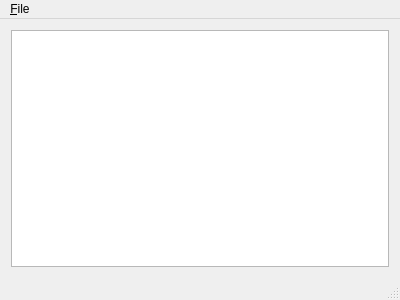
This is mainwindow.ui in TapGhoul/ILDARenderer as Qt 5 draws it before an edit. The edited form follows.
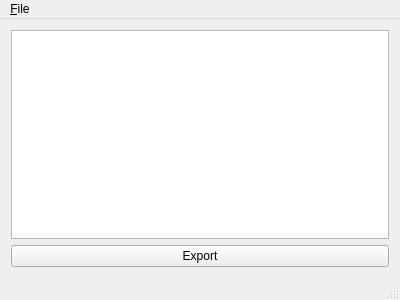
This is the edited form.

The edit to the form file:
```diff
--- a/mainwindow.ui
+++ b/mainwindow.ui
@@ -14,7 +14,7 @@
    <string>MainWindow</string>
   </property>
   <widget class="QWidget" name="centralWidget">
-   <layout class="QHBoxLayout" name="horizontalLayout">
+   <layout class="QVBoxLayout" name="verticalLayout">
     <item>
      <widget class="QGraphicsView" name="graphicsView">
       <property name="interactive">
@@ -25,6 +25,13 @@
       </property>
      </widget>
     </item>
+    <item>
+     <widget class="QPushButton" name="pushButton">
+      <property name="text">
+       <string>Export</string>
+      </property>
+     </widget>
+    </item>
    </layout>
   </widget>
   <widget class="QStatusBar" name="statusBar"/>
```
Left out of the diff: 5 changed lines with no effect on the pictures.
